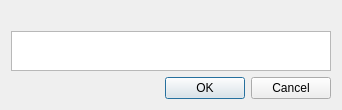
Old version of the form Dialog/SelectColorDialog.ui in the repository wario-land/WL4Editor.
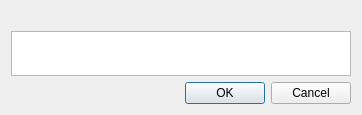
New version of the form. Custom widgets are drawn as their Qt base class.

Commit message: 2 bugfixes on the Color selector dialog

Patch:
```diff
--- a/Dialog/SelectColorDialog.ui
+++ b/Dialog/SelectColorDialog.ui
@@ -6,8 +6,8 @@
    <rect>
     <x>0</x>
     <y>0</y>
-    <width>338</width>
-    <height>105</height>
+    <width>358</width>
+    <height>112</height>
    </rect>
   </property>
   <property name="minimumSize">
@@ -43,8 +43,8 @@
      </property>
      <property name="minimumSize">
       <size>
-       <width>320</width>
-       <height>40</height>
+       <width>340</width>
+       <height>45</height>
       </size>
      </property>
     </widget>
```
The commit also changes 2 other files.
